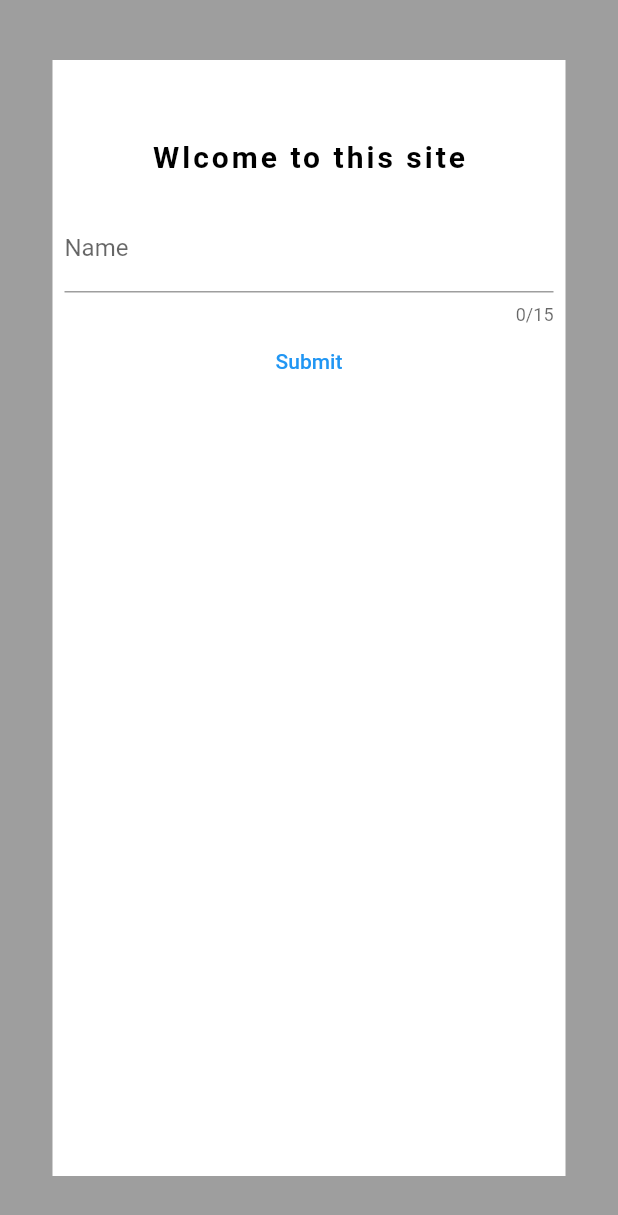
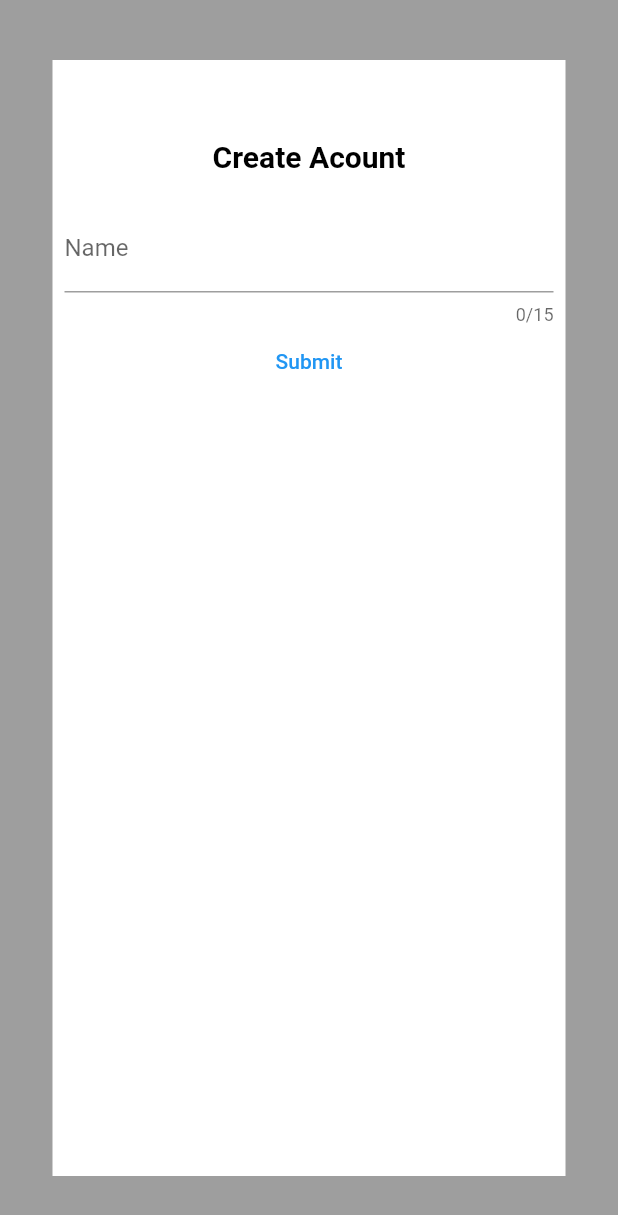
Before and after one commit to Destaritgithub/game, a Flutter app: the Home screen opened directly, after a tap on "Register", on a phone screen of 412 x 824 dp. Shown: the top 1215 px of the screen. Run offline on Flutter 3.47's test engine with Material 2 defaults, Android fonts, the phone set to English and light mode, and no system bars; our stand-ins replace marquee.

Commit message:
REgiser page

```diff
--- a/lib/pages/register.dart
+++ b/lib/pages/register.dart
@@ -26,12 +26,12 @@ class _RegisterState extends State<Register> {
                     height: 45.0,
                   ),
                   const Text(
-                    'Wlcome to this site',
+                    'Create Acount',
                     style: TextStyle(
-                        color: Colors.black,
-                        fontWeight: FontWeight.bold,
-                        fontSize: 20,
-                        letterSpacing: 2),
+                      color: Colors.black,
+                      fontWeight: FontWeight.bold,
+                      fontSize: 20,
+                    ),
                   ),
                   const SizedBox(
                     height: 20,
@@ -56,9 +56,7 @@ class _RegisterState extends State<Register> {
                       ),
                       TextButton(
                         onPressed: () {
-                          if (_formKey.currentState!.validate()) {
-                          }
-
+                          if (_formKey.currentState!.validate()) {}
                         },
                         child: Text('Submit'),
                       ),
```
Also changed, not shown: lib/main.dart (+3 -4 lines).
